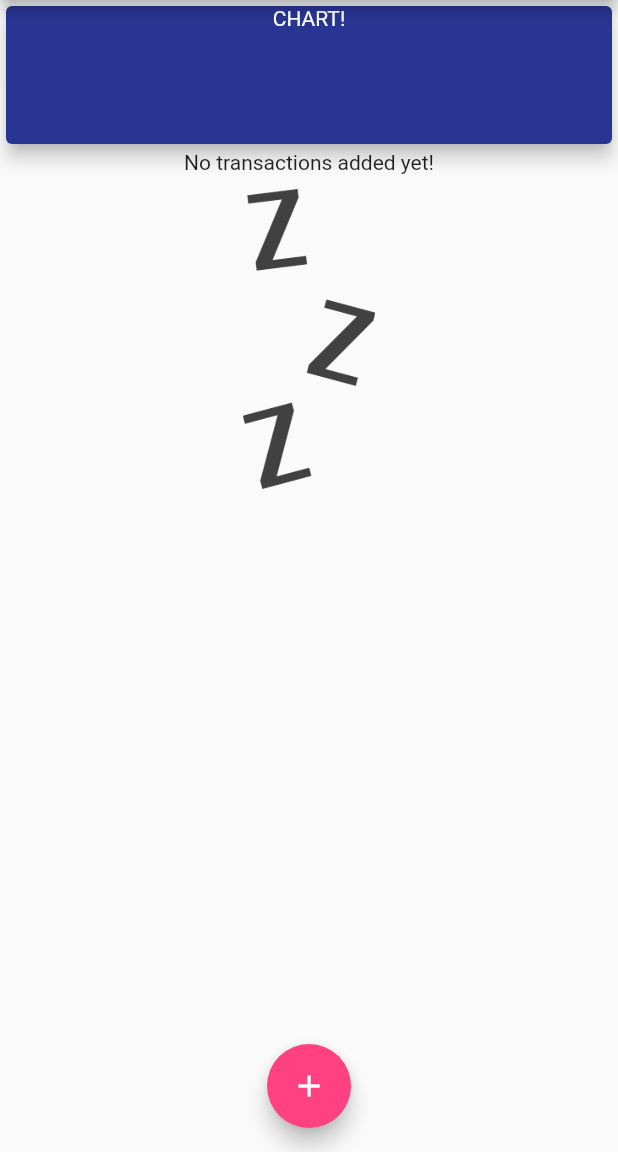
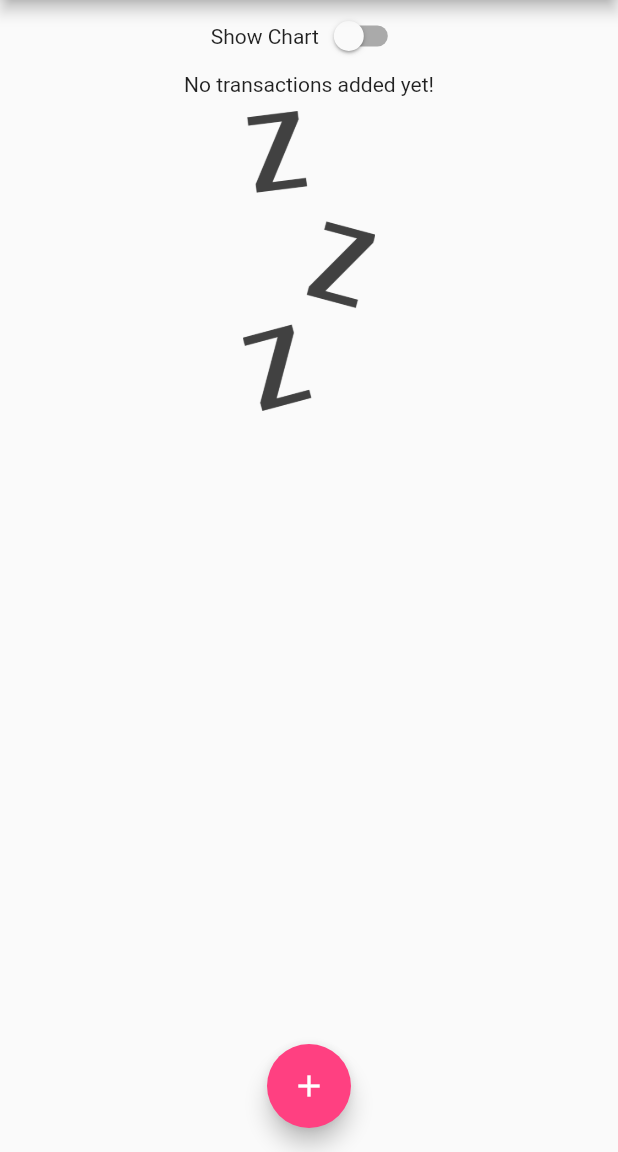
Before and after one commit to HooEP01/expense-tracker, a Flutter app: the screen it shows after launch, on a phone screen of 412 x 824 dp, the part 84-1236 px from its top. Run offline on Flutter 3.47's test engine with Material 2 defaults, Android fonts, the phone set to English and light mode, and no system bars; missing offline and left inert: dart:ffi.

Commit message:
add chart function

```diff
--- a/lib/main.dart
+++ b/lib/main.dart
@@ -1,9 +1,18 @@
 import 'package:flutter/material.dart';
+import 'package:flutter/services.dart';
+import 'models/transaction.dart';
 import 'widgets/new_transactions.dart';
-import 'models/transaction.dart';
 import 'widgets/transaction_list.dart';
+import 'widgets/chart.dart';
 
-void main() => runApp(MyApp());
+void main() {
+  // WidgetsFlutterBinding.ensureInitialized();
+  // SystemChrome.setPreferredOrientations([
+  //   DeviceOrientation.portraitUp,
+  //   DeviceOrientation.portraitDown,
+  // ]);
+  runApp(MyApp());
+}
 
 class MyApp extends StatelessWidget {
   @override
@@ -21,6 +30,7 @@ class MyApp extends StatelessWidget {
                 fontWeight: FontWeight.bold,
                 fontSize: 18,
               ),
+              labelLarge: TextStyle(color: Colors.white),
             ),
         appBarTheme: const AppBarTheme(
           titleTextStyle: TextStyle(
@@ -61,12 +71,25 @@ class _MyHomePageState extends State<MyHomePage> {
     // ),
   ];
 
-  void _addNewTransaction(String txTitle, double txAmount) {
+  bool _showChart = false;
+
+  List<Transaction> get _recentTransactions {
+    return _userTransaction.where((tx) {
+      return tx.date.isAfter(
+        DateTime.now().subtract(
+          const Duration(days: 7),
+        ),
+      );
+    }).toList();
+  }
+
+  void _addNewTransaction(
+      String txTitle, double txAmount, DateTime txDateTime) {
     final newTx = Transaction(
       id: DateTime.now().toString(),
       title: txTitle,
       amount: txAmount,
-      date: DateTime.now(),
+      date: txDateTime,
     );
 
     setState(() {
@@ -87,10 +110,15 @@ class _MyHomePageState extends State<MyHomePage> {
     );
   }
 
+  void deleteTransaction(String id) {
+    setState(() {
+      _userTransaction.removeWhere((tx) => tx.id == id);
+    });
+  }
+
   @override
   Widget build(BuildContext context) {
-    return Scaffold(
-      appBar: AppBar(
+    final appBar = AppBar(
       title: const Text('Personal Expense'),
       actions: <Widget>[
         IconButton(
@@ -100,26 +128,44 @@ class _MyHomePageState extends State<MyHomePage> {
           },
         )
       ],
-      ),
+    );
+
+    return Scaffold(
+      appBar: appBar,
       body: SingleChildScrollView(
         child: Column(
           mainAxisAlignment: MainAxisAlignment.start,
           crossAxisAlignment: CrossAxisAlignment.stretch,
           children: <Widget>[
-            Container(
-              width: double.infinity,
-              height: 100,
-              child: Card(
-                color: Colors.indigo.shade800,
-                elevation: 5,
-                child: const Text(
-                  'CHART!',
-                  style: TextStyle(color: Colors.white),
-                  textAlign: TextAlign.center,
+            Row(
+              mainAxisAlignment: MainAxisAlignment.center,
+              children: [
+                const Text('Show Chart'),
+                Switch(
+                  value: _showChart,
+                  onChanged: (val) {
+                    setState(() {
+                      _showChart = val;
+                    });
+                  },
                 ),
+              ],
             ),
+            _showChart
+                ? Container(
+                    height: (MediaQuery.of(context).size.height -
+                            appBar.preferredSize.height -
+                            MediaQuery.of(context).padding.top) *
+                        1,
+                    child: Chart(_recentTransactions),
+                  )
+                : Container(
+                    height: (MediaQuery.of(context).size.height -
+                            appBar.preferredSize.height -
+                            MediaQuery.of(context).padding.top) *
+                        1,
+                    child: TransactionList(_userTransaction, deleteTransaction),
                   ),
-            TransactionList(_userTransaction),
           ],
         ),
       ),
```
Also changed, not shown: lib/widgets/chart.dart (added, +63 -0 lines), lib/widgets/chart_bar.dart (added, +62 -0 lines), lib/widgets/new_transactions.dart (+47 -3 lines), lib/widgets/transaction_list.dart (+77 -47 lines), lib/widgets/user_transactions.dart (deleted, +0 -51 lines). Lines whose indentation alone changed are shown as unchanged.
